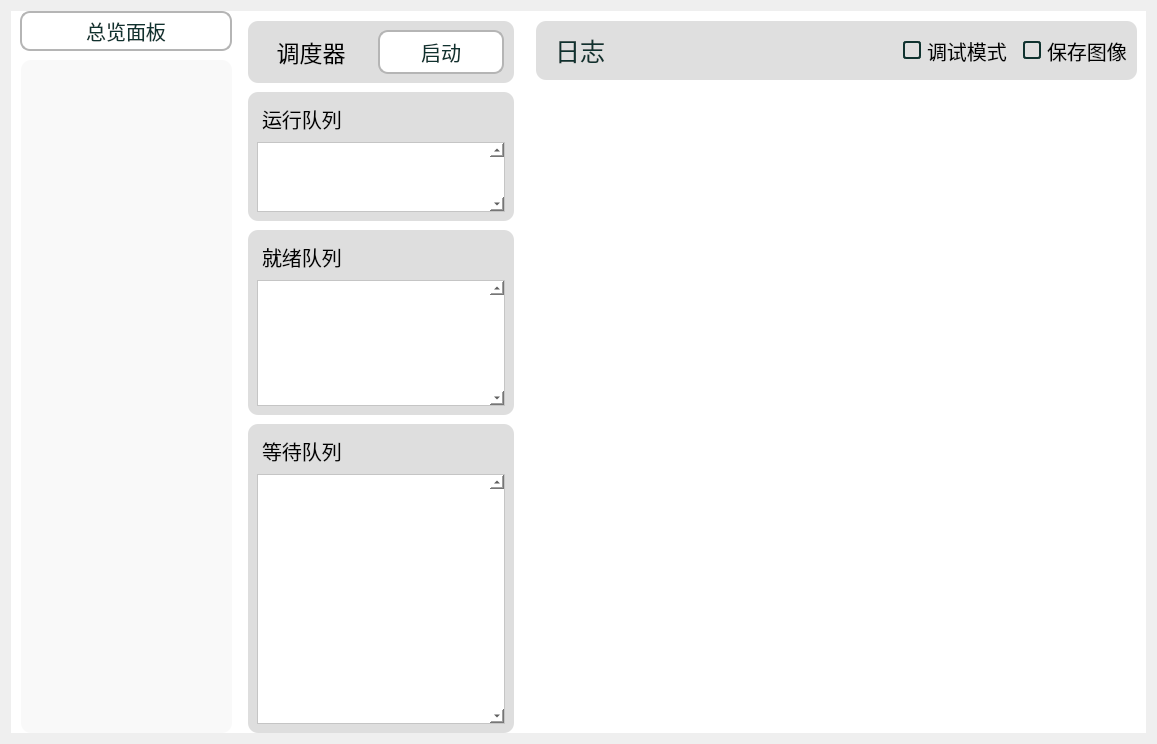
XBJF-X/Xuan-s-UltilityAutoNaruto, file utils/ui/Service.ui: the form before one commit.
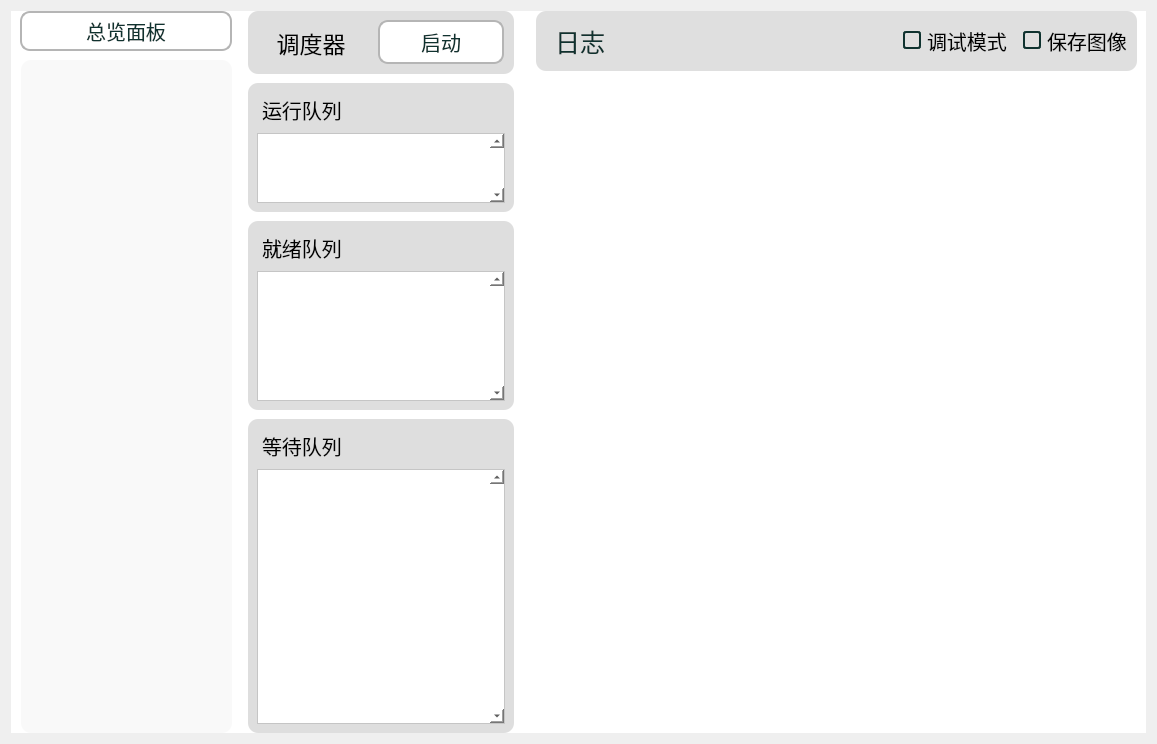
The form after the commit.

Diff of the .ui file:
```diff
--- a/utils/ui/Service.ui
+++ b/utils/ui/Service.ui
@@ -508,7 +508,7 @@
               <number>0</number>
              </property>
              <property name="topMargin">
-              <number>10</number>
+              <number>0</number>
              </property>
              <property name="rightMargin">
               <number>0</number>
@@ -1468,7 +1468,7 @@
                         <x>0</x>
                         <y>0</y>
                         <width>232</width>
-                        <height>124</height>
+                        <height>128</height>
                        </rect>
                       </property>
                      </widget>
@@ -1786,7 +1786,7 @@
                         <x>0</x>
                         <y>0</y>
                         <width>232</width>
-                        <height>250</height>
+                        <height>255</height>
                        </rect>
                       </property>
                      </widget>
```
Left out of the diff: 4 changed lines with no effect on the pictures.
